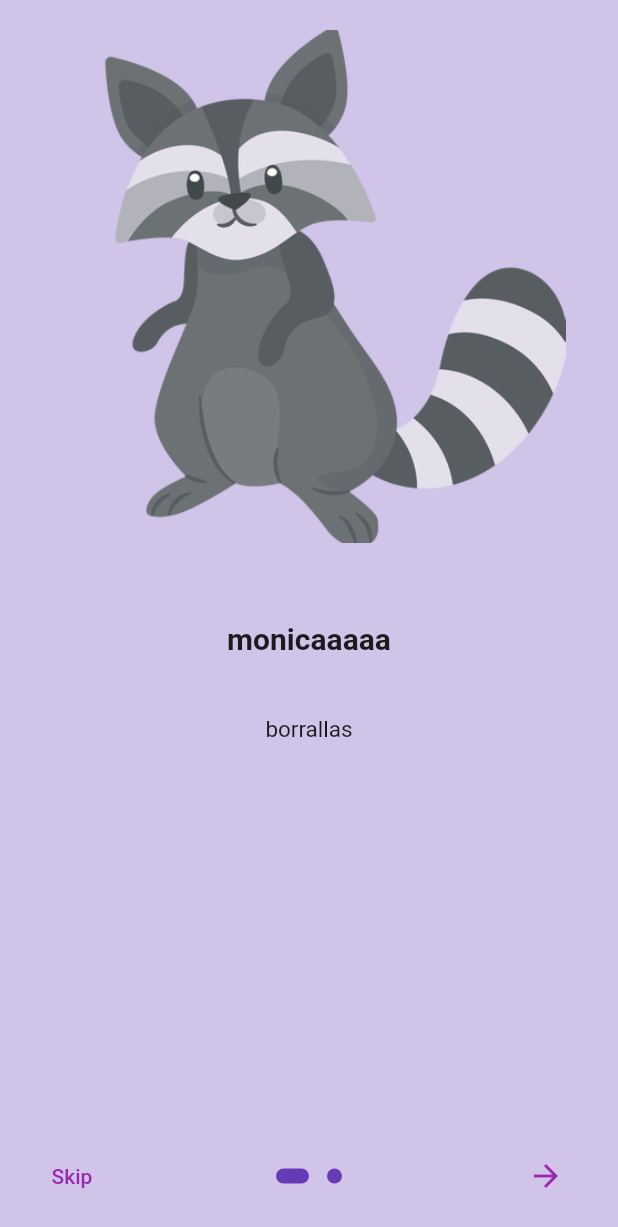
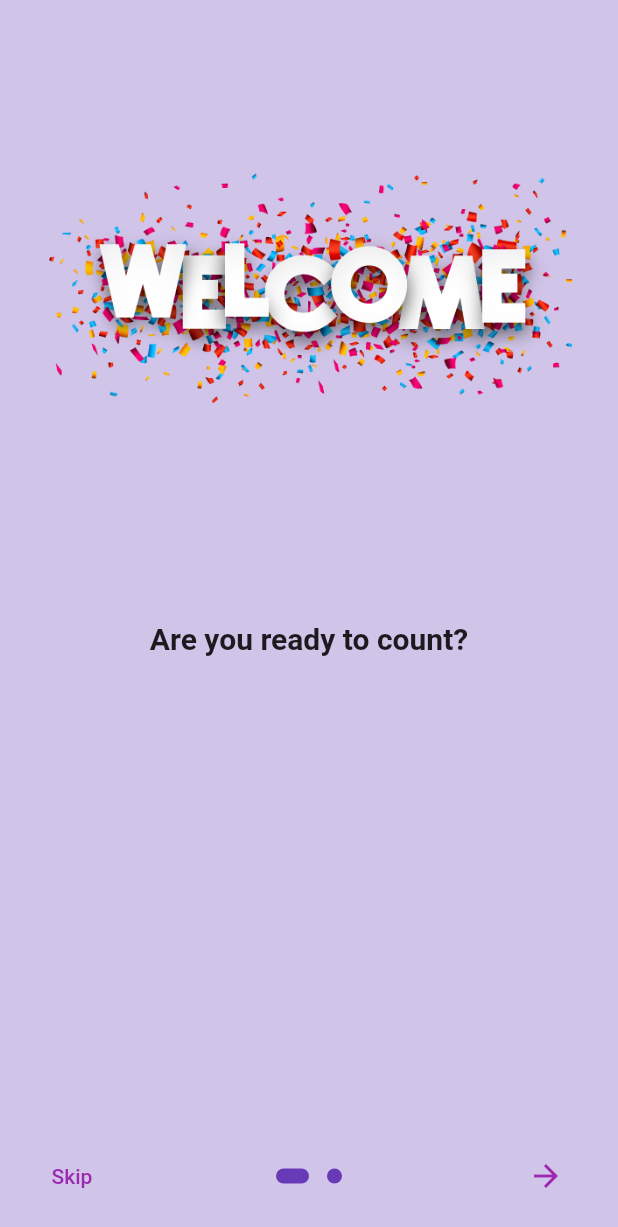
Before and after one commit to Monicabl/FlutterHomework2, a Flutter app: the screen it shows after launch, on a phone screen of 412 x 824 dp. Shown: the top 1227 px of the screen. Run offline on Flutter 3.47's test engine with Material 2 defaults, Android fonts, the phone set to English and light mode, and no system bars; drawn by our look-alikes of introduction_screen.

Commit message:
changed views

```diff
--- a/lib/page/home_page.dart
+++ b/lib/page/home.dart
@@ -63,7 +63,7 @@ class _HomeState extends State<HomePage> {
           onPressed: () {
             setState(() {
               _count++;
-              if (_count == 10) {
+              if (_count == 20) {
                 _count = 0;
               }
             });
--- a/lib/page/onboarding.dart
+++ b/lib/page/onboarding.dart
@@ -2,7 +2,8 @@ import 'dart:ui';
 
 import 'package:flutter/material.dart';
 import 'package:introduction_screen/introduction_screen.dart';
-import 'package:onboarding_two/page/home_page.dart';
+import 'package:onboarding_two/page/home.dart';
+import 'package:onboarding_two/page/home.dart';
 import 'package:onboarding_two/widget/button_widget.dart';
 
 class OnBoardingPage extends StatelessWidget {
@@ -12,19 +13,19 @@ class OnBoardingPage extends StatelessWidget {
           globalBackgroundColor: Colors.deepPurple[100],
           pages: [
             PageViewModel(
-              title: 'monicaaaaa',
-              body: 'borrallas',
-              image: buildImage('assets/raccoon.png'),
+              title: 'Are you ready to count?',
+              body: '',
+              image: buildImage('assets/images/welcome.png'),
               decoration: getPageDecoration(),
             ),
             PageViewModel(
-              title: 'Today a reader, tomorrow a leader',
+              title: 'An accountant is basically an organizer',
               body: 'Start your journey',
               footer: ButtonWidget(
                 text: 'Start',
                 onClicked: () => Home(context),
               ),
-              image: buildImage('assets/raccoon.png'),
+              image: buildImage('assets/images/count.png'),
               decoration: getPageDecoration(),
             ),
           ],
--- a/pubspec.yaml
+++ b/pubspec.yaml
@@ -48,7 +48,7 @@ flutter:
 
   # To add assets to your application, add an assets section, like this:
   assets:
-     - assets/
+     - assets/images/
 
   # An image asset can refer to one or more resolution-specific "variants", see
   # https://flutter.dev/assets-and-images/#resolution-aware.
```
Also changed, not shown: assets/images/count.jpg (added), assets/images/count.png (added), assets/images/welcome.png (added), lib/widget/prueba.dart (deleted).
